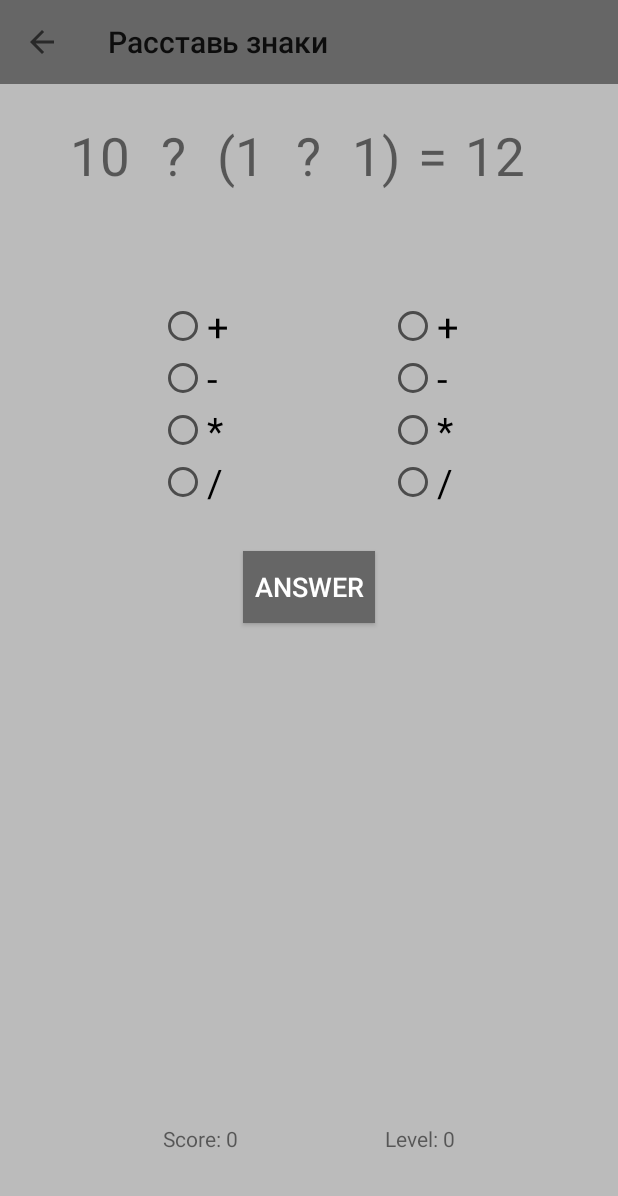
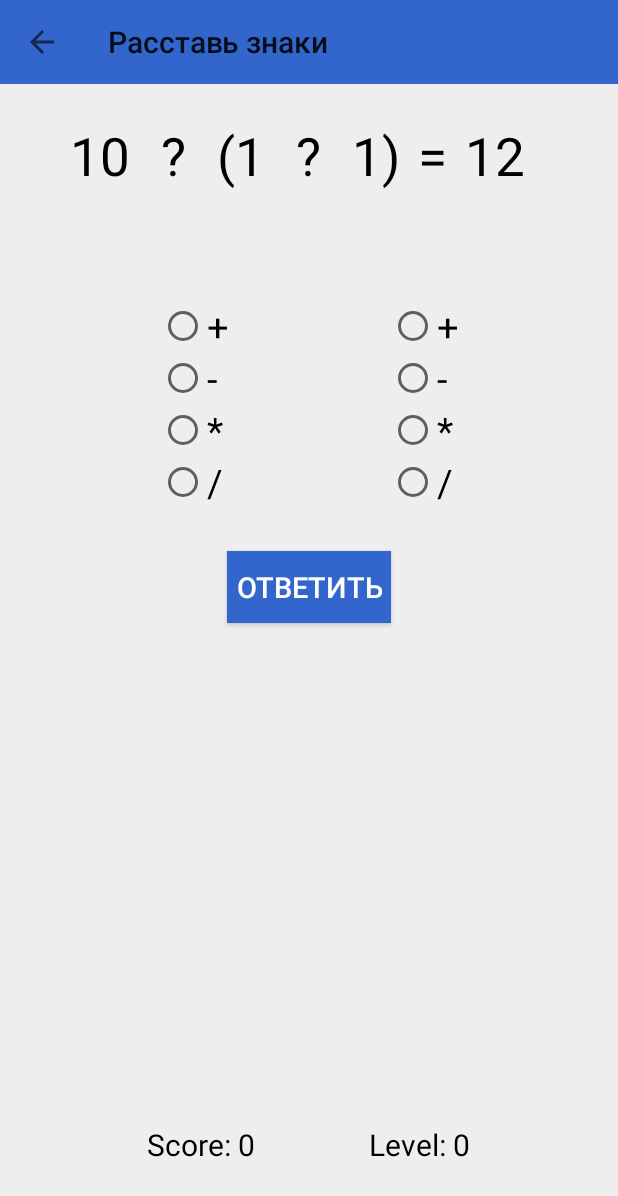
Before and after one commit to Pcux/Project, an Android app: the Guess_signsActivity screen opened directly, with no data from a screen before it, on a phone screen of 412 x 824 dp. Shown: the top 1196 px of the screen. Run offline under Robolectric (Android 15) with nearby library versions, the phone set to English and light mode, and no system bars.

Commit message:
style + others

```diff
--- a/app/src/main/AndroidManifest.xml
+++ b/app/src/main/AndroidManifest.xml
@@ -25,7 +25,8 @@
         <activity android:name=".Guess_signsActivity" />
         <activity android:name=".Choose_CorrectActivity" />
         <activity android:name=".MathMincerActivity" />
-        <activity android:name=".RulesActivity"></activity>
+        <activity android:name=".RulesActivity" />
+        <activity android:name=".RoomActivity"></activity>
     </application>
 
 </manifest>
--- a/app/src/main/java/com/example/belka/progaosnova/Choose_CorrectActivity.java
+++ b/app/src/main/java/com/example/belka/progaosnova/Choose_CorrectActivity.java
@@ -170,9 +170,9 @@ public class Choose_CorrectActivity extends AppCompatActivity implements View.On
            correctTrueOrFalse=true;
         }else{
             if(pop && lol)
-                Toast.makeText(getApplicationContext(), "Wrong answer \nScore:" + currentScore + "  Level: " + currentLevel + "\nCongratulations! This is the best result of the session", Toast.LENGTH_LONG).show();
+                Toast.makeText(getApplicationContext(), "Неправильный ответ \nСчет:" + currentScore + "  Уровень: " + currentLevel + "\nПоздравляю! это лучший результат за сессию", Toast.LENGTH_LONG).show();
             else if (lol)
-                Toast.makeText(getApplicationContext(), "Wrong answer \nScore:" + currentScore + "  Level: " + currentLevel + "\nBest level: " + bestLevel, Toast.LENGTH_LONG).show();
+                Toast.makeText(getApplicationContext(), "Неправильный ответ \nСчет:" + currentScore + "  Уровень: " + currentLevel + "\nЛучший уровень: " + bestLevel, Toast.LENGTH_LONG).show();
             correctTrueOrFalse=false;
             pop=false;
         }
--- a/app/src/main/java/com/example/belka/progaosnova/Guess_signsActivity.java
+++ b/app/src/main/java/com/example/belka/progaosnova/Guess_signsActivity.java
@@ -149,9 +149,9 @@ public class Guess_signsActivity extends AppCompatActivity implements View.OnCli
             else if (lol)
             {
                 if (pop)
-                    Toast.makeText(getApplicationContext(),"Wrong answer \nScore:" + score + "  Level:" + level + "\nCongratulations! This is the best result of the session" , Toast.LENGTH_LONG).show();
+                    Toast.makeText(getApplicationContext(),"Неправильный ответ \nСчет:" + score + "  Уровень:" + level + "\nПоздравляю! это лучший результат за сессию" , Toast.LENGTH_LONG).show();
                 else
-                    Toast.makeText(getApplicationContext(),"Wrong answer \nScore:" + score + "  Level:" + level + "\nBest level: " + bestLevel , Toast.LENGTH_LONG).show();
+                    Toast.makeText(getApplicationContext(),"Неправильный ответ \nСчет:" + score + "  Уровень:" + level + "\nЛучший уровень: " + bestLevel , Toast.LENGTH_LONG).show();
 
                 return false;
             }
--- a/app/src/main/java/com/example/belka/progaosnova/StatisticsActivity.java
+++ b/app/src/main/java/com/example/belka/progaosnova/StatisticsActivity.java
@@ -17,7 +17,7 @@ public class StatisticsActivity extends AppCompatActivity implements View.OnClic
         setSupportActionBar(toolbar);
 
         getSupportActionBar().setDisplayHomeAsUpEnabled(true);
-        getSupportActionBar().setTitle("Настройки");
+        getSupportActionBar().setTitle("Статистика");
     }
     @Override
     public void onClick(View v) {
--- a/app/src/main/java/com/example/belka/progaosnova/YesornoActivity.java
+++ b/app/src/main/java/com/example/belka/progaosnova/YesornoActivity.java
@@ -151,10 +151,10 @@ public class YesornoActivity extends AppCompatActivity implements View.OnClickLi
         }
         else{
             if (pop && lol) {
-                Toast.makeText(getApplicationContext(), "Wrong answer \nScore:" + currentScore + "  Level:" + currentLevel + "\nCongratulations! This is the best result of the session", Toast.LENGTH_LONG).show();
+                Toast.makeText(getApplicationContext(), "Неправильный ответ \nСчет:" + currentScore + "  Уровень:" + currentLevel + "\nПоздравляю! это лучший результат за сессию", Toast.LENGTH_LONG).show();
             }
             else if (lol)
-                Toast.makeText(getApplicationContext(), "Wrong answer \nScore:" + currentScore + "  Level:" + currentLevel + "\nBest level: " + bestLevel, Toast.LENGTH_LONG).show();
+                Toast.makeText(getApplicationContext(), "Неправильный ответ \nСчет:" + currentScore + "  Уровень:" + currentLevel + "\nЛучший уровень: " + bestLevel, Toast.LENGTH_LONG).show();
             pop=false;
             currentScore = 0;
             currentLevel = 1;
--- a/app/src/main/res/layout/activity_guess_signs.xml
+++ b/app/src/main/res/layout/activity_guess_signs.xml
@@ -4,7 +4,7 @@
     xmlns:tools="http://schemas.android.com/tools"
     android:layout_width="match_parent"
     android:layout_height="match_parent"
-    android:background="#BBBBBB">
+    android:background="#EEEEEE">
 
     <TextView
         android:id="@+id/gstvdl"
@@ -13,7 +13,8 @@
         android:layout_marginTop="80dp"
         android:layout_marginEnd="12dp"
         android:text="2"
-        android:textSize="35sp"
+        android:textSize="35dp"
+        android:textColor="#000000"
         app:layout_constraintEnd_toStartOf="@+id/gstvsl"
         app:layout_constraintTop_toTopOf="parent" />
 
@@ -24,7 +25,8 @@
         android:layout_marginTop="80dp"
         android:layout_marginEnd="12dp"
         android:text="+"
-        android:textSize="35sp"
+        android:textSize="35dp"
+        android:textColor="#000000"
         app:layout_constraintEnd_toStartOf="@+id/gstvdm"
         app:layout_constraintTop_toTopOf="parent" />
 
@@ -35,7 +37,8 @@
         android:layout_marginTop="80dp"
         android:layout_marginEnd="12dp"
         android:text="2"
-        android:textSize="35sp"
+        android:textSize="35dp"
+        android:textColor="#000000"
         app:layout_constraintEnd_toStartOf="@+id/gstvsr"
         app:layout_constraintTop_toTopOf="parent" />
 
@@ -46,7 +49,8 @@
         android:layout_marginTop="80dp"
         android:layout_marginEnd="1dp"
         android:text="*"
-        android:textSize="35sp"
+        android:textSize="35dp"
+        android:textColor="#000000"
         app:layout_constraintEnd_toEndOf="parent"
         app:layout_constraintHorizontal_bias="0.5"
         app:layout_constraintStart_toStartOf="parent"
@@ -59,7 +63,8 @@
         android:layout_marginStart="12dp"
         android:layout_marginTop="80dp"
         android:text="2"
-        android:textSize="35sp"
+        android:textSize="35dp"
+        android:textColor="#000000"
         app:layout_constraintStart_toEndOf="@+id/gstvsr"
         app:layout_constraintTop_toTopOf="parent" />
 
@@ -70,7 +75,8 @@
         android:layout_marginStart="12dp"
         android:layout_marginTop="80dp"
         android:text="="
-        android:textSize="35sp"
+        android:textSize="35dp"
+        android:textColor="#000000"
         app:layout_constraintStart_toEndOf="@+id/gstvdr"
         app:layout_constraintTop_toTopOf="parent" />
 
@@ -81,7 +87,8 @@
         android:layout_marginStart="12dp"
         android:layout_marginTop="80dp"
         android:text="6"
-        android:textSize="35sp"
+        android:textSize="35dp"
+        android:textColor="#000000"
         app:layout_constraintStart_toEndOf="@+id/gstvequals"
         app:layout_constraintTop_toTopOf="parent" />
 
@@ -91,7 +98,8 @@
         android:layout_width="wrap_content"
         android:layout_height="wrap_content"
         android:layout_marginTop="240dp"
-        android:text="answer"
+        android:padding="6dp"
+        android:text="ответить"
         app:layout_constraintEnd_toEndOf="parent"
         app:layout_constraintStart_toStartOf="parent"
         app:layout_constraintTop_toBottomOf="@+id/gstvsr" />
@@ -184,6 +192,8 @@
         android:layout_marginRight="8dp"
         android:layout_marginBottom="8dp"
         android:text="Score: 0"
+        android:textSize="20dp"
+        android:textColor="#000000"
         android:textAlignment="center"
         app:layout_constraintBottom_toBottomOf="parent"
         app:layout_constraintHorizontal_bias="0.266"
@@ -202,6 +212,8 @@
         android:layout_marginBottom="8dp"
         android:text="Level: 0"
         android:textAlignment="center"
+        android:textSize="20dp"
+        android:textColor="#000000"
         app:layout_constraintBottom_toBottomOf="parent"
         app:layout_constraintHorizontal_bias="0.739"
         app:layout_constraintLeft_toLeftOf="parent"
@@ -221,7 +233,7 @@
             android:id="@+id/toolbar"
             android:layout_height="wrap_content"
             android:layout_width="match_parent"
-            android:background="#666666">
+            android:background="#3366CC">
 
 
         </android.support.v7.widget.Toolbar>
--- a/app/src/main/res/layout/activity_rules.xml
+++ b/app/src/main/res/layout/activity_rules.xml
@@ -5,7 +5,7 @@
     android:layout_width="match_parent"
     android:layout_height="match_parent"
     tools:context=".RulesActivity"
-    android:background="#BBBBBB">
+    android:background="#EEEEEE">
 
     <LinearLayout
         xmlns:android="http://schemas.android.com/apk/res/android"
@@ -19,7 +19,7 @@
             android:id="@+id/toolbar"
             android:layout_height="wrap_content"
             android:layout_width="match_parent"
-            android:background="#666666">
+            android:background="#3366CC">
 
 
         </android.support.v7.widget.Toolbar>
--- a/app/src/main/res/layout/activity_settings.xml
+++ b/app/src/main/res/layout/activity_settings.xml
@@ -5,7 +5,7 @@
     android:layout_width="match_parent"
     android:layout_height="match_parent"
     tools:context=".SettingsActivity"
-    android:background="#BBBBBB">
+    android:background="#EEEEEE">
 
     <LinearLayout
         xmlns:android="http://schemas.android.com/apk/res/android"
@@ -19,7 +19,7 @@
             android:id="@+id/toolbar"
             android:layout_height="wrap_content"
             android:layout_width="match_parent"
-            android:background="#666666">
+            android:background="#3366CC">
             <!--<TextView-->
                 <!--android:id="@+id/back"-->
                 <!--android:layout_width="40dp"-->
--- a/app/src/main/res/layout/activity_statistics.xml
+++ b/app/src/main/res/layout/activity_statistics.xml
@@ -5,7 +5,7 @@
     android:layout_width="match_parent"
     android:layout_height="match_parent"
     tools:context=".StatisticsActivity"
-    android:background="#BBBBBB">
+    android:background="#EEEEEE">
 
     <LinearLayout
         xmlns:android="http://schemas.android.com/apk/res/android"
@@ -19,7 +19,7 @@
             android:id="@+id/toolbar"
             android:layout_height="wrap_content"
             android:layout_width="match_parent"
-            android:background="#666666">
+            android:background="#3366CC">
             <!--<TextView-->
             <!--android:id="@+id/back"-->
             <!--android:layout_width="40dp"-->
--- a/app/src/main/res/values/styles.xml
+++ b/app/src/main/res/values/styles.xml
@@ -9,11 +9,11 @@
     </style>
 
     <style name="ButtonStyle">
-        <item name="android:textSize">18dp</item>>
+        <item name="android:textSize">19dp</item>>
         <item name="android:textColor">#FFFFFF</item>>
         <item name="android:layout_height">45dp</item>
-        <item name="android:layout_width">160dp</item>
-        <item name="android:background">#666666</item>
+        <item name="android:layout_width">200dp</item>
+        <item name="android:background">#3366CC</item>
     </style>
 
     <style name="BackStyle">
```
Also changed, not shown: app/src/main/java/com/example/belka/progaosnova/MathMincerActivity.java (+12 -3 lines), app/src/main/java/com/example/belka/progaosnova/MultiplayerActivity.java (+14 -3 lines), app/src/main/java/com/example/belka/progaosnova/RoomActivity.java (added, +13 -0 lines), app/src/main/res/layout/activity_choose_correct.xml (+14 -6 lines), app/src/main/res/layout/activity_main.xml (+6 -6 lines), app/src/main/res/layout/activity_multiplayer.xml (+10 -8 lines), app/src/main/res/layout/activity_room.xml (added, +9 -0 lines), app/src/main/res/layout/activity_singleplayer.xml (+11 -11 lines), app/src/main/res/layout/activity_yesorno.xml (+17 -9 lines), app/src/main/res/layout/view_question.xml (+9 -4 lines).
